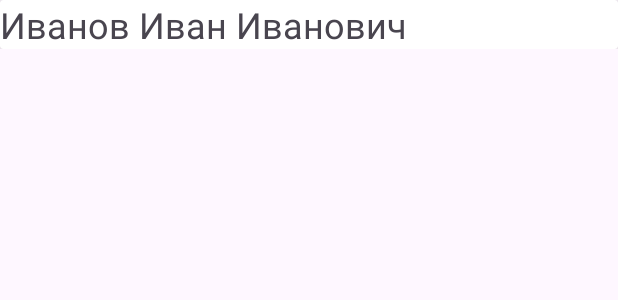
After one commit to AKlychkova/MultiTracker, an Android app: the layout item_patient_name.xml on its own in the app's theme, with its tools: preview values and no code run, on a phone screen of 412 x 824 dp. The commit adds this screen. Shown: the top 300 px of the screen. Run offline under Robolectric (Android 15) with nearby library versions, the phone set to English and light mode, and no system bars.

```diff
--- /dev/null
+++ b/app/src/main/java/ru/hse/multitracker/ui/adapters/PatientNameViewHolder.kt
@@ -0,0 +1,5 @@
+package ru.hse.multitracker.ui.adapters
+
+import androidx.recyclerview.widget.RecyclerView
+import ru.hse.multitracker.data.repositories.PatientFullName
+import ru.hse.multitracker.databinding.ItemPatientNameBinding
--- /dev/null
+++ b/app/src/main/res/layout/item_patient_name.xml
@@ -0,0 +1,24 @@
+<?xml version="1.0" encoding="utf-8"?>
+<FrameLayout xmlns:android="http://schemas.android.com/apk/res/android"
+    android:layout_width="match_parent"
+    android:layout_height="wrap_content"
+    xmlns:tools="http://schemas.android.com/tools">
+
+    <androidx.cardview.widget.CardView
+        android:layout_width="match_parent"
+        android:layout_height="wrap_content">
+
+        <LinearLayout
+            android:layout_width="match_parent"
+            android:layout_height="wrap_content"
+            android:orientation="vertical">
+
+            <TextView
+                android:id="@+id/name_textview"
+                android:layout_width="match_parent"
+                android:layout_height="wrap_content"
+                android:textSize="24sp"
+                tools:text="Иванов Иван Иванович" />
+        </LinearLayout>
+    </androidx.cardview.widget.CardView>
+</FrameLayout>
```
Also changed, not shown: app/src/main/java/ru/hse/multitracker/ui/adapters/PatientNameAdapter.kt (added, +59 -0 lines), app/src/main/java/ru/hse/multitracker/ui/elements/StatisticsFragment.kt (+12 -3 lines), app/src/main/java/ru/hse/multitracker/ui/view_models/StatisticsViewModel.kt (+39 -2 lines).
